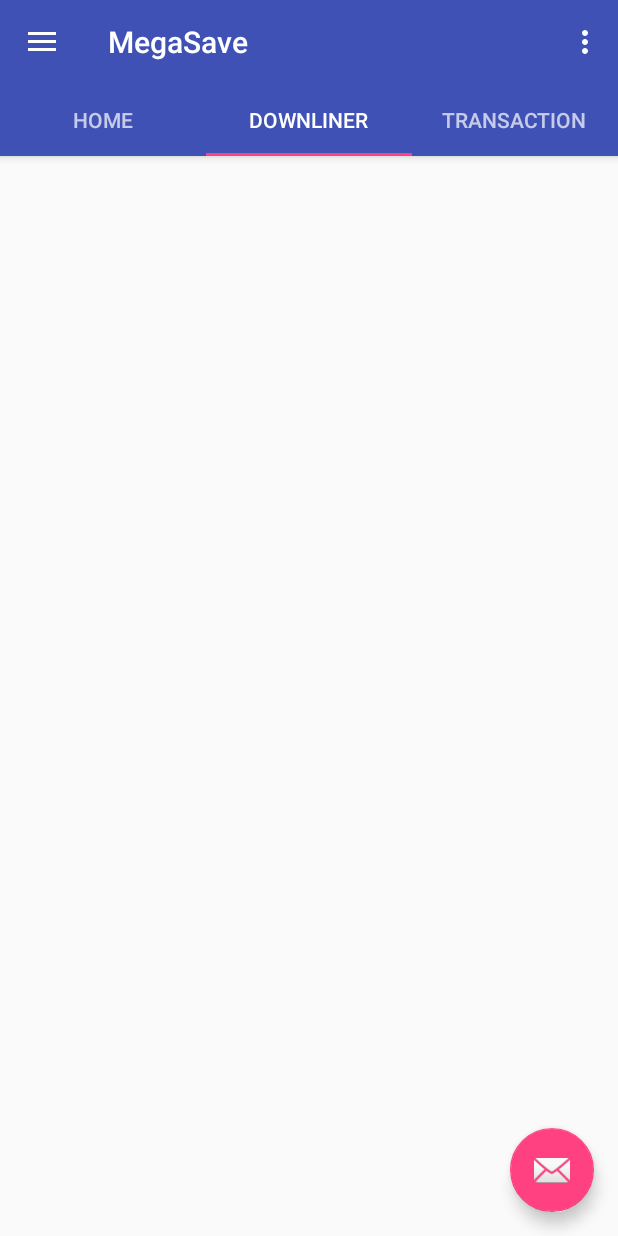
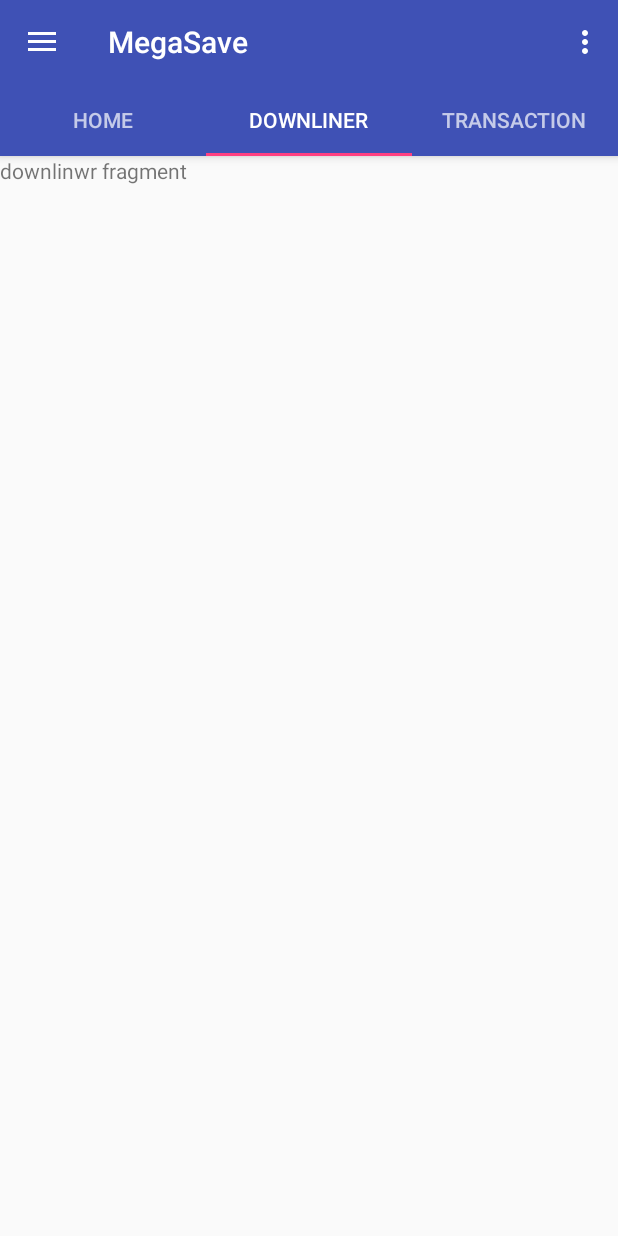
Before and after one commit to FikxInc/MegaSave, an Android app: the screen it shows after launch (MainActivity), tab 2 chosen, on a phone screen of 412 x 824 dp. Run offline under Robolectric (Android 15) with nearby library versions, the phone set to English and light mode, and no system bars.

```diff
--- a/app/build.gradle
+++ b/app/build.gradle
@@ -23,6 +23,7 @@ dependencies {
     implementation 'com.android.support:appcompat-v7:27.1.1'
     implementation 'com.android.support:design:27.1.1'
     implementation 'com.android.support.constraint:constraint-layout:1.1.0'
+    implementation 'com.android.support:support-v4:27.1.1'
     testImplementation 'junit:junit:4.12'
     androidTestImplementation 'com.android.support.test:runner:1.0.2'
     androidTestImplementation 'com.android.support.test.espresso:espresso-core:3.0.2'
--- /dev/null
+++ b/app/src/main/java/com/example/phiiphiroberts/megasave/Fragments/DownlinerFragment.java
@@ -0,0 +1,30 @@
+package com.example.phiiphiroberts.megasave.Fragments;
+
+
+import android.os.Bundle;
+import android.support.v4.app.Fragment;
+import android.view.LayoutInflater;
+import android.view.View;
+import android.view.ViewGroup;
+
+import com.example.phiiphiroberts.megasave.R;
+
+/**
+ * A simple {@link Fragment} subclass.
+ */
+public class DownlinerFragment extends Fragment {
+
+
+    public DownlinerFragment() {
+        // Required empty public constructor
+    }
+
+
+    @Override
+    public View onCreateView(LayoutInflater inflater, ViewGroup container,
+                             Bundle savedInstanceState) {
+        // Inflate the layout for this fragment
+        return inflater.inflate(R.layout.fragment_downliner, container, false);
+    }
+
+}
--- /dev/null
+++ b/app/src/main/java/com/example/phiiphiroberts/megasave/Fragments/HomeFragment.java
@@ -0,0 +1,30 @@
+package com.example.phiiphiroberts.megasave.Fragments;
+
+
+import android.os.Bundle;
+import android.support.v4.app.Fragment;
+import android.view.LayoutInflater;
+import android.view.View;
+import android.view.ViewGroup;
+
+import com.example.phiiphiroberts.megasave.R;
+
+/**
+ * A simple {@link Fragment} subclass.
+ */
+public class HomeFragment extends Fragment {
+
+
+    public HomeFragment() {
+        // Required empty public constructor
+    }
+
+
+    @Override
+    public View onCreateView(LayoutInflater inflater, ViewGroup container,
+                             Bundle savedInstanceState) {
+        // Inflate the layout for this fragment
+        return inflater.inflate(R.layout.fragment_home, container, false);
+    }
+
+}
--- /dev/null
+++ b/app/src/main/java/com/example/phiiphiroberts/megasave/Fragments/TransactionFragment.java
@@ -0,0 +1,30 @@
+package com.example.phiiphiroberts.megasave.Fragments;
+
+
+import android.os.Bundle;
+import android.support.v4.app.Fragment;
+import android.view.LayoutInflater;
+import android.view.View;
+import android.view.ViewGroup;
+
+import com.example.phiiphiroberts.megasave.R;
+
+/**
+ * A simple {@link Fragment} subclass.
+ */
+public class TransactionFragment extends Fragment {
+
+
+    public TransactionFragment() {
+        // Required empty public constructor
+    }
+
+
+    @Override
+    public View onCreateView(LayoutInflater inflater, ViewGroup container,
+                             Bundle savedInstanceState) {
+        // Inflate the layout for this fragment
+        return inflater.inflate(R.layout.fragment_transaction, container, false);
+    }
+
+}
--- a/app/src/main/java/com/example/phiiphiroberts/megasave/MainActivity.java
+++ b/app/src/main/java/com/example/phiiphiroberts/megasave/MainActivity.java
@@ -3,6 +3,8 @@ package com.example.phiiphiroberts.megasave;
 import android.os.Bundle;
 import android.support.design.widget.FloatingActionButton;
 import android.support.design.widget.Snackbar;
+import android.support.design.widget.TabLayout;
+import android.support.v4.view.ViewPager;
 import android.view.View;
 import android.support.design.widget.NavigationView;
 import android.support.v4.view.GravityCompat;
@@ -23,14 +25,21 @@ public class MainActivity extends AppCompatActivity
         Toolbar toolbar = (Toolbar) findViewById(R.id.toolbar);
         setSupportActionBar(toolbar);
 
-        FloatingActionButton fab = (FloatingActionButton) findViewById(R.id.fab);
-        fab.setOnClickListener(new View.OnClickListener() {
-            @Override
-            public void onClick(View view) {
-                Snackbar.make(view, "Replace with your own action", Snackbar.LENGTH_LONG)
-                        .setAction("Action", null).show();
-            }
-        });
+
+        TabLayout tabLayout = (TabLayout) findViewById(R.id.tabs);
+        ViewPager viewPager = (ViewPager) findViewById(R.id.viewPager);
+        tabPager Tabspager = new tabPager(getSupportFragmentManager());
+
+
+
+        viewPager.setAdapter(Tabspager);
+        tabLayout.setupWithViewPager(viewPager);
+
+
+
+
+
+
 
         DrawerLayout drawer = (DrawerLayout) findViewById(R.id.drawer_layout);
         ActionBarDrawerToggle toggle = new ActionBarDrawerToggle(
--- /dev/null
+++ b/app/src/main/java/com/example/phiiphiroberts/megasave/tabPager.java
@@ -0,0 +1,48 @@
+package com.example.phiiphiroberts.megasave;
+
+import android.support.annotation.Nullable;
+import android.support.v4.app.Fragment;
+import android.support.v4.app.FragmentManager;
+import android.support.v4.app.FragmentStatePagerAdapter;
+
+import com.example.phiiphiroberts.megasave.Fragments.DownlinerFragment;
+import com.example.phiiphiroberts.megasave.Fragments.HomeFragment;
+import com.example.phiiphiroberts.megasave.Fragments.TransactionFragment;
+
+public class tabPager extends FragmentStatePagerAdapter {
+
+    String[] titles = new String[]{"HOME","DOWNLINER","TRANSACTION"};
+
+    public tabPager(FragmentManager fm) {
+        super(fm);
+    }
+
+    @Nullable
+    @Override
+    public CharSequence getPageTitle(int position) {
+        return titles[position];
+    }
+
+    @Override
+    public Fragment getItem(int position) {
+        switch (position)
+        {
+            case 0:
+                HomeFragment homeFragment = new HomeFragment();
+                return homeFragment;
+            case 1:
+                DownlinerFragment downlinerFragment = new DownlinerFragment();
+                return downlinerFragment;
+            case 2:
+                TransactionFragment transactionFragment = new TransactionFragment();
+                return transactionFragment;
+
+        }
+        return null;
+    }
+
+    @Override
+    public int getCount() {
+        return 3;
+    }
+}
--- a/app/src/main/res/layout/app_bar_main.xml
+++ b/app/src/main/res/layout/app_bar_main.xml
@@ -19,35 +19,28 @@
             app:popupTheme="@style/AppTheme.PopupOverlay" />
 
         <android.support.design.widget.TabLayout
+            android:id="@+id/tabs"
             android:layout_width="match_parent"
             android:layout_height="match_parent">
 
             <android.support.design.widget.TabItem
                 android:layout_width="wrap_content"
                 android:layout_height="wrap_content"
-                android:text="HOME" />
+                android:text="Home" />
 
             <android.support.design.widget.TabItem
                 android:layout_width="wrap_content"
                 android:layout_height="wrap_content"
-                android:text="DOWNLINER" />
+                android:text="Downliner" />
 
             <android.support.design.widget.TabItem
                 android:layout_width="wrap_content"
                 android:layout_height="wrap_content"
-                android:text="TRANSACTION" />
+                android:text="Transaction" />
         </android.support.design.widget.TabLayout>
 
     </android.support.design.widget.AppBarLayout>
 
     <include layout="@layout/content_main" />
 
-    <android.support.design.widget.FloatingActionButton
-        android:id="@+id/fab"
-        android:layout_width="wrap_content"
-        android:layout_height="wrap_content"
-        android:layout_gravity="bottom|end"
-        android:layout_margin="@dimen/fab_margin"
-        app:srcCompat="@android:drawable/ic_dialog_email" />
-
 </android.support.design.widget.CoordinatorLayout>
--- a/app/src/main/res/layout/content_main.xml
+++ b/app/src/main/res/layout/content_main.xml
@@ -8,4 +8,12 @@
     tools:context=".MainActivity"
     tools:showIn="@layout/app_bar_main">
 
+
+    <android.support.v4.view.ViewPager
+        android:id="@+id/viewPager"
+        android:layout_width="match_parent"
+        android:layout_height="match_parent">
+
+    </android.support.v4.view.ViewPager>
+
 </android.support.constraint.ConstraintLayout>
--- /dev/null
+++ b/app/src/main/res/layout/fragment_downliner.xml
@@ -0,0 +1,14 @@
+<?xml version="1.0" encoding="utf-8"?>
+<FrameLayout xmlns:android="http://schemas.android.com/apk/res/android"
+    xmlns:tools="http://schemas.android.com/tools"
+    android:layout_width="match_parent"
+    android:layout_height="match_parent"
+    tools:context=".Fragments.DownlinerFragment">
+
+    <!-- TODO: Update blank fragment layout -->
+    <TextView
+        android:layout_width="match_parent"
+        android:layout_height="match_parent"
+        android:text="downlinwr fragment" />
+
+</FrameLayout>
--- a/app/src/main/res/values/strings.xml
+++ b/app/src/main/res/values/strings.xml
@@ -6,4 +6,7 @@
     <string name="nav_header_subtitle">android.studio@android.com</string>
     <string name="nav_header_desc">Navigation header</string>
     <string name="action_settings">Settings</string>
+
+    <!-- TODO: Remove or change this placeholder text -->
+    <string name="hello_blank_fragment">Hello blank fragment</string>
 </resources>
```
Also changed, not shown: app/src/main/res/layout/fragment_home.xml (added, +14 -0 lines), app/src/main/res/layout/fragment_transaction.xml (added, +14 -0 lines), app/src/main/res/layout/nav_header_main.xml (+0 -21 lines).
